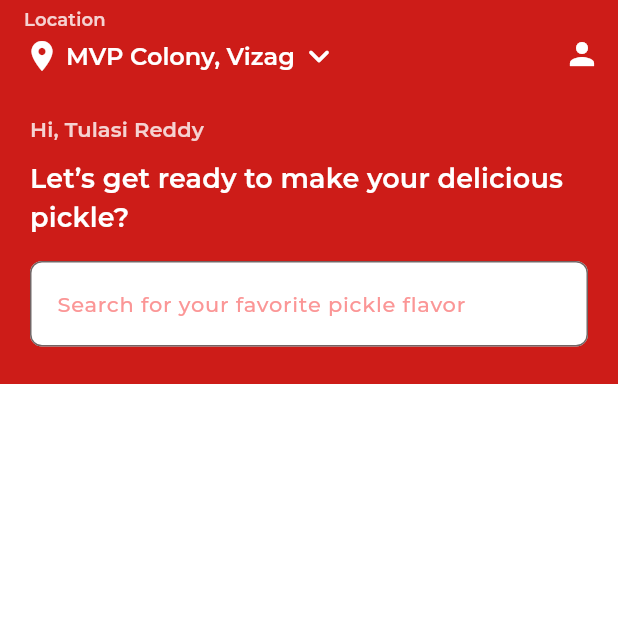
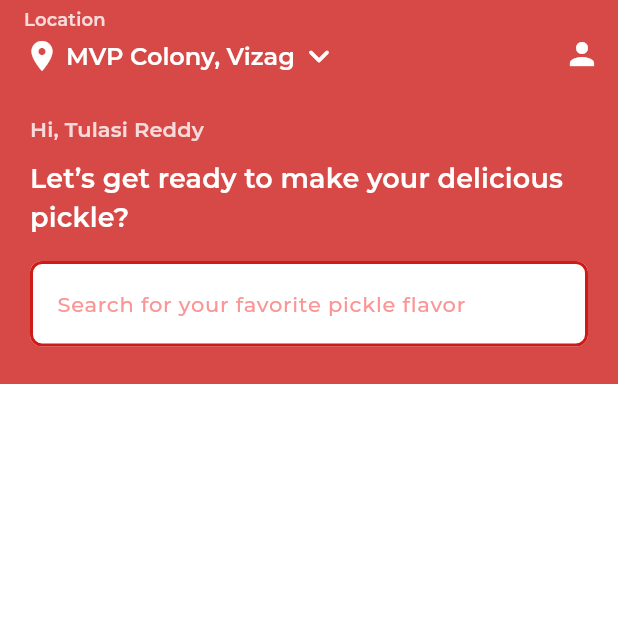
Before and after one commit to tulasireddytulasi/SpicyPickles, a Flutter app: the screen it shows after launch, on a phone screen of 412 x 824 dp, the top half of it. Run offline on Flutter 3.47's test engine with Material 3 defaults, Android fonts, the light colour scheme and no system bars.

Commit message:
Small UI changes

```diff
--- a/lib/core/theme/light_theme.dart
+++ b/lib/core/theme/light_theme.dart
@@ -155,13 +155,17 @@ class LightTheme implements AppTheme {
             color: AppColors.salmonPink,
           ),
           focusColor: AppColors.white,
+          enabledBorder: OutlineInputBorder(
+            borderRadius: BorderRadius.circular(8.0),
+            borderSide: const BorderSide(color: AppColors.vibrantRed, width: 2),
+          ),
           focusedBorder: OutlineInputBorder(
             borderRadius: BorderRadius.circular(8.0),
             borderSide: const BorderSide(color: AppColors.vibrantRed, width: 2),
           ),
           border: OutlineInputBorder(
             borderRadius: BorderRadius.circular(8.0),
-            borderSide: const BorderSide(color: Colors.transparent, width: 6),
+            borderSide: const BorderSide(color: AppColors.vibrantRed, width: 6),
           ),
         ),
         snackBarTheme: const SnackBarThemeData(
--- a/lib/presentation/home/home.dart
+++ b/lib/presentation/home/home.dart
@@ -56,6 +56,7 @@ class _HomeScreenState extends State<HomeScreen> {
       backgroundColor: Theme.of(context).colorScheme.onPrimary,
       appBar: AppBar(
         elevation: 0,
+        backgroundColor: AppColors.vibrantRed.withOpacity(0.8),
         title: Column(
           crossAxisAlignment: CrossAxisAlignment.start,
           children: [
@@ -95,14 +96,16 @@ class _HomeScreenState extends State<HomeScreen> {
           ),
         ],
       ),
-      body: SafeArea(
+      body: GestureDetector(
+        onTap: () => FocusScope.of(context).unfocus(),
+        child: SafeArea(
           child: SingleChildScrollView(
             child: Container(
               height: 200,
               width: double.infinity,
               padding: const EdgeInsets.all(20),
               decoration: BoxDecoration(
-              color: Theme.of(context).primaryColor,
+                color: Theme.of(context).primaryColor.withOpacity(0.8),
               ),
               child: Column(
                 mainAxisAlignment: MainAxisAlignment.start,
@@ -136,6 +139,7 @@ class _HomeScreenState extends State<HomeScreen> {
             ),
           ),
         ),
+      ),
     );
   }
 }
```
Lines whose indentation alone changed are shown as unchanged.
